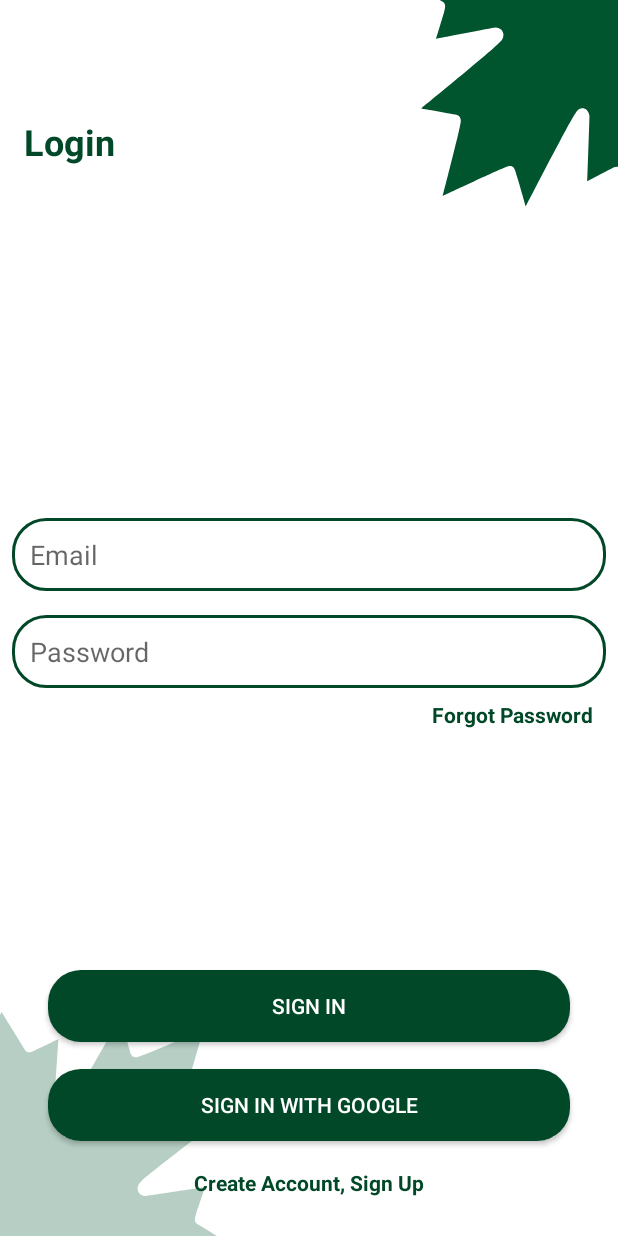
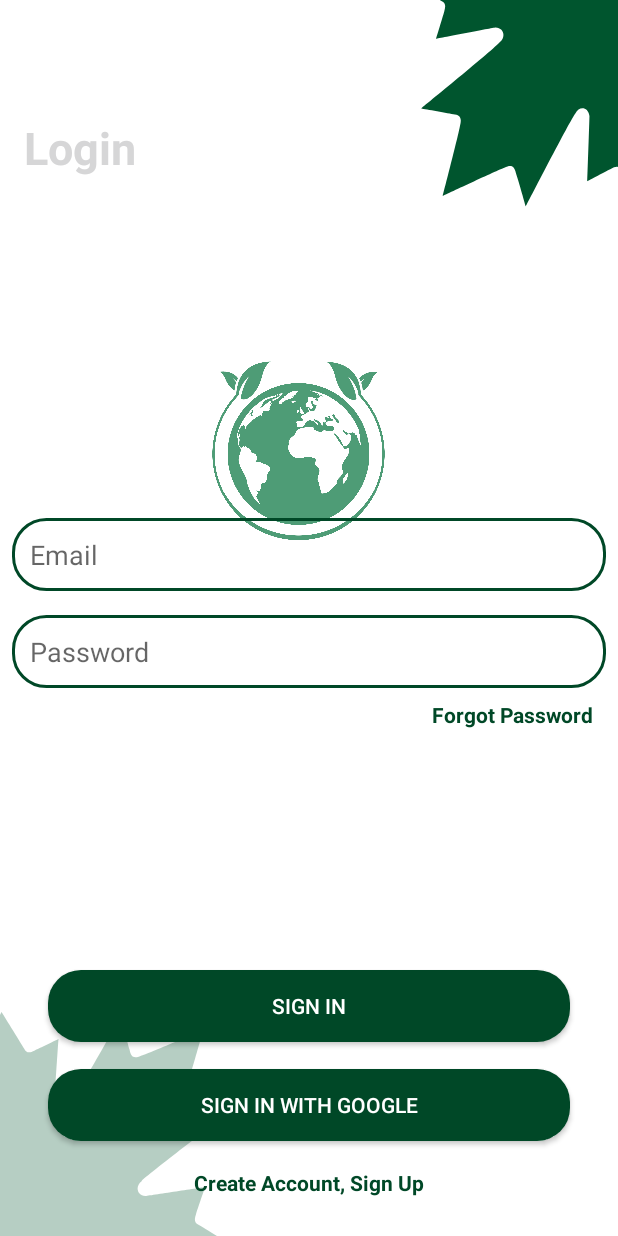
Before and after one commit to MadushankaHMA/Eco_Green-Social-Media-App, an Android app: the screen it shows after launch (ReplacerActivity), on a phone screen of 412 x 824 dp. Run offline under Robolectric (Android 15) with nearby library versions, the phone set to English and light mode, and no system bars; our stand-ins replace Firebase (no records; nobody signed in at launch, a user with empty details on screens opened directly).

Commit message:
Update animations and  validations

```diff
--- a/app/src/main/res/layout/fragment_create_account.xml
+++ b/app/src/main/res/layout/fragment_create_account.xml
@@ -49,7 +49,8 @@
             android:padding="12dp"
             android:layout_margin="8dp"
             android:background="@drawable/text_box"
-            android:hint="Password"/>
+            android:hint="Password"
+            android:inputType="textPassword"/>
 
         <EditText
             android:id="@+id/confirmPassET"
@@ -58,7 +59,8 @@
             android:padding="12dp"
             android:layout_margin="8dp"
             android:background="@drawable/text_box"
-            android:hint="Confirm Password"/>
+            android:hint="Confirm Password"
+            android:inputType="textPassword"/>
 
     </LinearLayout>
 
--- a/app/src/main/res/layout/fragment_login.xml
+++ b/app/src/main/res/layout/fragment_login.xml
@@ -1,5 +1,6 @@
 <?xml version="1.0" encoding="utf-8"?>
 <RelativeLayout xmlns:android="http://schemas.android.com/apk/res/android"
+    xmlns:app="http://schemas.android.com/apk/res-auto"
     xmlns:tools="http://schemas.android.com/tools"
     android:layout_width="match_parent"
     android:layout_height="match_parent"
@@ -13,9 +14,19 @@
         android:layout_marginLeft="16dp"
         android:layout_marginTop="78dp"
         android:text="Login"
-        android:textColor="@color/colorGreen"
-        android:textSize="24sp"
+        android:textColor="@color/forestGreen"
+        android:textSize="30sp"
         android:textStyle="bold" />
+
+    <ImageView
+        android:id="@+id/imageView2"
+        android:layout_width="179dp"
+        android:layout_height="200dp"
+        android:layout_alignParentEnd="true"
+        android:layout_alignParentBottom="true"
+        android:layout_marginEnd="123dp"
+        android:layout_marginBottom="421dp"
+        android:src="@drawable/app_icon" />
 
     <LinearLayout
         android:id="@+id/ll1"
@@ -40,6 +51,7 @@
             android:layout_margin="8dp"
             android:background="@drawable/text_box"
             android:hint="Password"
+            android:inputType="textPassword"
             android:padding="12dp" />
 
         <TextView
@@ -100,4 +112,6 @@
         android:textColor="@color/colorGreen"
         android:textStyle="bold" />
 
+
+
 </RelativeLayout>
```
Also changed, not shown: 1 other file.
